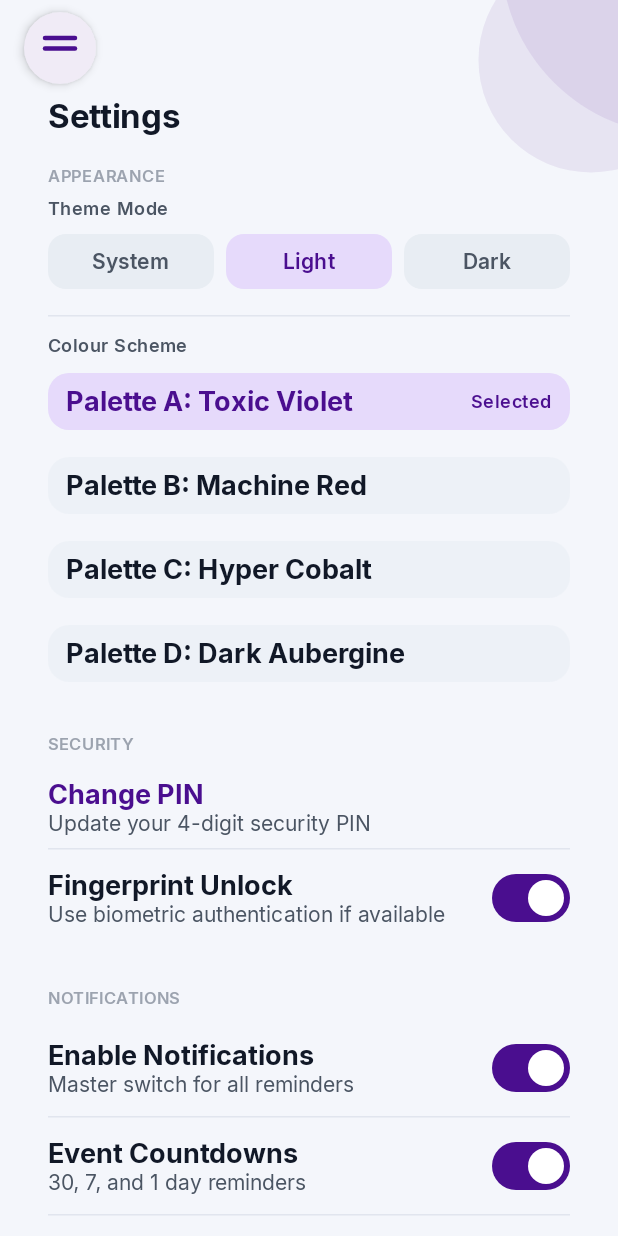
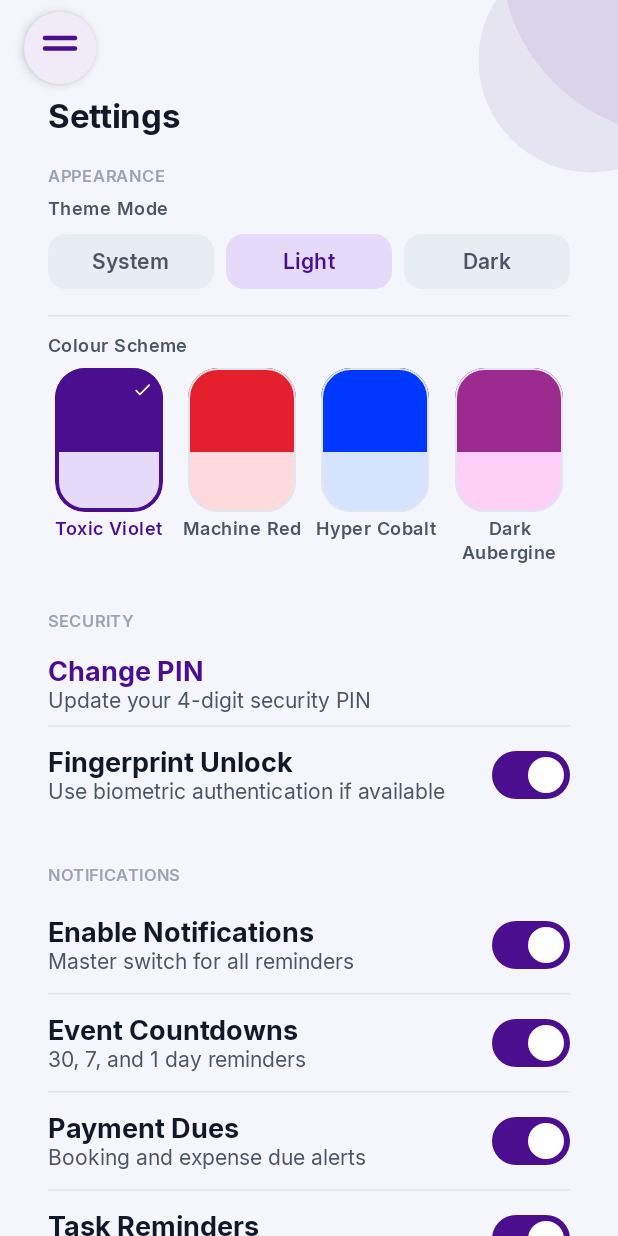
Before and after one commit to sabujdip01/MyEvents, an Android app built with Jetpack Compose: the composable SettingsScreen shown on its own in the app's theme, after a tap on "Light", on a phone screen of 412 x 824 dp. Run offline under Robolectric (Android 15) with nearby library versions, the phone set to English and light mode, and no system bars; our stand-ins replace Dagger/Hilt's generated code, Room's generated code; 5 statements that could not run were skipped.

Commit message:
feat(settings): add 4 color palette swatch preview tiles with primary & soft colors per design.md

```diff
--- a/app/src/main/java/sabuj/m/myevents/feature/settings/SettingsScreen.kt
+++ b/app/src/main/java/sabuj/m/myevents/feature/settings/SettingsScreen.kt
@@ -1,5 +1,7 @@
 package sabuj.m.myevents.feature.settings
 
+import androidx.compose.foundation.background
+import androidx.compose.foundation.border
 import androidx.compose.foundation.clickable
 import androidx.compose.foundation.layout.Arrangement
 import androidx.compose.foundation.layout.Box
@@ -10,11 +12,17 @@ import androidx.compose.foundation.layout.fillMaxSize
 import androidx.compose.foundation.layout.fillMaxWidth
 import androidx.compose.foundation.layout.height
 import androidx.compose.foundation.layout.padding
+import androidx.compose.foundation.layout.size
 import androidx.compose.foundation.layout.statusBarsPadding
+import androidx.compose.foundation.layout.width
 import androidx.compose.foundation.rememberScrollState
+import androidx.compose.foundation.shape.CircleShape
 import androidx.compose.foundation.shape.RoundedCornerShape
 import androidx.compose.foundation.verticalScroll
+import androidx.compose.material.icons.Icons
+import androidx.compose.material.icons.rounded.Check
 import androidx.compose.material3.HorizontalDivider
+import androidx.compose.material3.Icon
 import androidx.compose.material3.SnackbarHost
 import androidx.compose.material3.SnackbarHostState
 import androidx.compose.material3.Surface
@@ -28,7 +36,10 @@ import androidx.compose.runtime.getValue
 import androidx.compose.runtime.remember
 import androidx.compose.ui.Alignment
 import androidx.compose.ui.Modifier
+import androidx.compose.ui.draw.clip
+import androidx.compose.ui.graphics.Color
 import androidx.compose.ui.platform.LocalContext
+import androidx.compose.ui.text.style.TextAlign
 import androidx.compose.ui.unit.dp
 import androidx.hilt.navigation.compose.hiltViewModel
 import sabuj.m.myevents.core.preview.LightDarkPreviews
@@ -41,6 +52,7 @@ import sabuj.m.myevents.core.theme.bodyM
 import sabuj.m.myevents.core.theme.labelL
 import sabuj.m.myevents.core.theme.labelM
 import sabuj.m.myevents.core.theme.labelS
+import sabuj.m.myevents.core.theme.paletteColors
 import sabuj.m.myevents.core.theme.titleL
 import sabuj.m.myevents.core.theme.titleM
 import sabuj.m.myevents.core.ui.AppButton
@@ -159,19 +171,48 @@ fun SettingsScreenContent(
 
                     Text("Colour Scheme", style = labelM, color = AppColor.text2)
                     Spacer(Modifier.height(Spacing.xs))
-                    Column(verticalArrangement = Arrangement.spacedBy(Spacing.xs)) {
-                        PaletteOptionRow("Palette A: Toxic Violet", isSelected = uiState.settings.paletteId == PaletteId.A) {
-                            onPaletteId(PaletteId.A)
-                        }
-                        PaletteOptionRow("Palette B: Machine Red", isSelected = uiState.settings.paletteId == PaletteId.B) {
-                            onPaletteId(PaletteId.B)
-                        }
-                        PaletteOptionRow("Palette C: Hyper Cobalt", isSelected = uiState.settings.paletteId == PaletteId.C) {
-                            onPaletteId(PaletteId.C)
-                        }
-                        PaletteOptionRow("Palette D: Dark Aubergine", isSelected = uiState.settings.paletteId == PaletteId.D) {
-                            onPaletteId(PaletteId.D)
-                        }
+
+                    // 4 Palette Swatch Tiles
+                    Row(
+                        horizontalArrangement = Arrangement.spacedBy(Spacing.sm),
+                        modifier = Modifier.fillMaxWidth(),
+                    ) {
+                        PaletteTileCard(
+                            paletteId      = PaletteId.A,
+                            name           = "Toxic Violet",
+                            primaryColor   = paletteColors(PaletteId.A, isDark = false).primary,
+                            containerColor = paletteColors(PaletteId.A, isDark = false).primaryContainer,
+                            isSelected     = uiState.settings.paletteId == PaletteId.A,
+                            onClick        = { onPaletteId(PaletteId.A) },
+                            modifier       = Modifier.weight(1f),
+                        )
+                        PaletteTileCard(
+                            paletteId      = PaletteId.B,
+                            name           = "Machine Red",
+                            primaryColor   = paletteColors(PaletteId.B, isDark = false).primary,
+                            containerColor = paletteColors(PaletteId.B, isDark = false).primaryContainer,
+                            isSelected     = uiState.settings.paletteId == PaletteId.B,
+                            onClick        = { onPaletteId(PaletteId.B) },
+                            modifier       = Modifier.weight(1f),
+                        )
+                        PaletteTileCard(
+                            paletteId      = PaletteId.C,
+                            name           = "Hyper Cobalt",
+                            primaryColor   = paletteColors(PaletteId.C, isDark = false).primary,
+                            containerColor = paletteColors(PaletteId.C, isDark = false).primaryContainer,
+                            isSelected     = uiState.settings.paletteId == PaletteId.C,
+                            onClick        = { onPaletteId(PaletteId.C) },
+                            modifier       = Modifier.weight(1f),
+                        )
+                        PaletteTileCard(
+                            paletteId      = PaletteId.D,
+                            name           = "Dark Aubergine",
+                            primaryColor   = paletteColors(PaletteId.D, isDark = false).primary,
+                            containerColor = paletteColors(PaletteId.D, isDark = false).primaryContainer,
+                            isSelected     = uiState.settings.paletteId == PaletteId.D,
+                            onClick        = { onPaletteId(PaletteId.D) },
+                            modifier       = Modifier.weight(1f),
+                        )
                     }
                 }
 
@@ -264,6 +305,80 @@ fun SettingsScreenContent(
 }
 
 @Composable
+private fun PaletteTileCard(
+    paletteId: PaletteId,
+    name: String,
+    primaryColor: Color,
+    containerColor: Color,
+    isSelected: Boolean,
+    onClick: () -> Unit,
+    modifier: Modifier = Modifier,
+) {
+    Column(
+        horizontalAlignment = Alignment.CenterHorizontally,
+        modifier = modifier
+            .clickable(onClick = onClick)
+            .padding(vertical = Spacing.xs),
+    ) {
+        Box(
+            modifier = Modifier
+                .width(72.dp)
+                .height(96.dp)
+                .clip(RoundedCornerShape(20.dp))
+                .border(
+                    width = if (isSelected) 2.5.dp else 1.dp,
+                    color = if (isSelected) AppColor.primary else AppColor.outlineVariant,
+                    shape = RoundedCornerShape(20.dp),
+                ),
+        ) {
+            Column(modifier = Modifier.fillMaxSize()) {
+                // Top 56 dp is primary brand color
+                Box(
+                    modifier = Modifier
+                        .fillMaxWidth()
+                        .height(56.dp)
+                        .background(primaryColor),
+                )
+                // Bottom 40 dp is soft primaryContainer color
+                Box(
+                    modifier = Modifier
+                        .fillMaxWidth()
+                        .height(40.dp)
+                        .background(containerColor),
+                )
+            }
+
+            if (isSelected) {
+                Surface(
+                    shape = CircleShape,
+                    color = AppColor.primary,
+                    modifier = Modifier
+                        .align(Alignment.TopEnd)
+                        .padding(4.dp)
+                        .size(20.dp),
+                ) {
+                    Box(contentAlignment = Alignment.Center) {
+                        Icon(
+                            imageVector = Icons.Rounded.Check,
+                            contentDescription = "Selected",
+                            tint = AppColor.onPrimary,
+                            modifier = Modifier.size(14.dp),
+                        )
+                    }
+                }
+            }
+        }
+        Spacer(Modifier.height(Spacing.xs))
+        Text(
+            text = name,
+            style = labelM,
+            color = if (isSelected) AppColor.primary else AppColor.text2,
+            textAlign = TextAlign.Center,
+        )
+    }
+}
+
+@Composable
 private fun ThemeOptionChip(
     label: String,
     isSelected: Boolean,
@@ -278,30 +393,6 @@ private fun ThemeOptionChip(
     ) {
         Box(contentAlignment = Alignment.Center, modifier = Modifier.padding(vertical = 10.dp)) {
             Text(text = label, style = labelL, color = if (isSelected) AppColor.primary else AppColor.text2)
-        }
-    }
-}
-
-@Composable
-private fun PaletteOptionRow(
-    label: String,
-    isSelected: Boolean,
-    onClick: () -> Unit,
-) {
-    Surface(
-        onClick  = onClick,
-        shape    = RoundedCornerShape(Radius.field),
-        color    = if (isSelected) AppColor.primaryContainer else AppColor.surfaceVariant.copy(alpha = 0.5f),
-        modifier = Modifier.fillMaxWidth().padding(vertical = 2.dp),
-    ) {
-        Row(
-            modifier          = Modifier.padding(horizontal = Spacing.md, vertical = Spacing.sm),
-            verticalAlignment = Alignment.CenterVertically,
-        ) {
-            Text(text = label, style = titleM, color = if (isSelected) AppColor.primary else AppColor.text, modifier = Modifier.weight(1f))
-            if (isSelected) {
-                Text(text = "Selected", style = labelM, color = AppColor.primary)
-            }
         }
     }
 }
```
